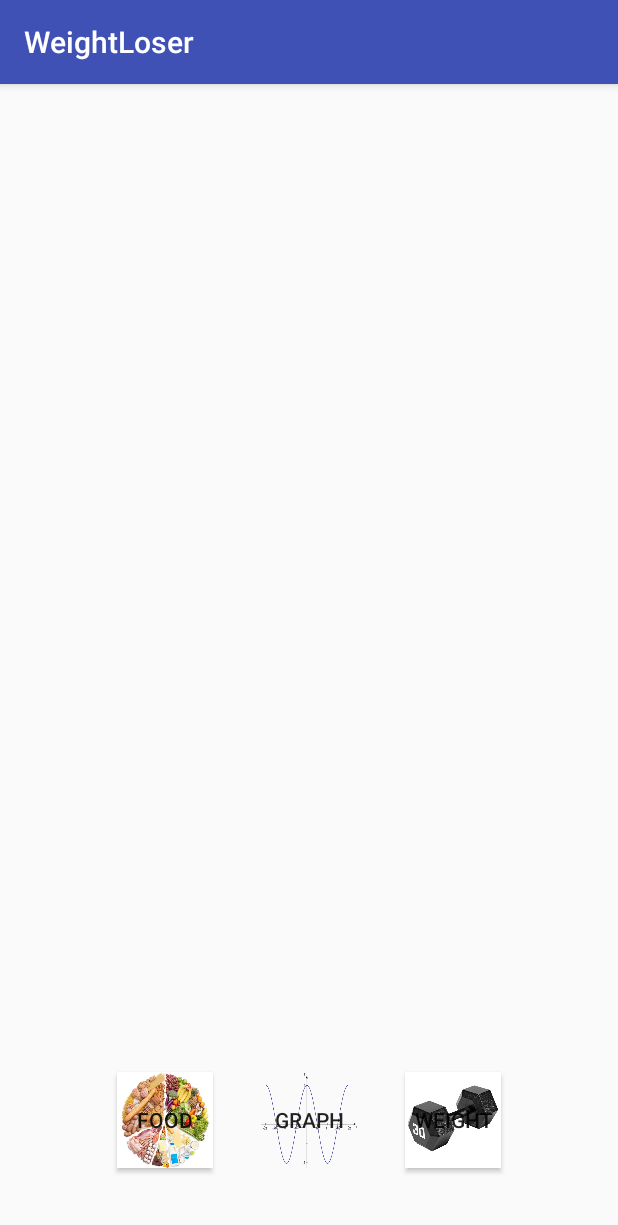
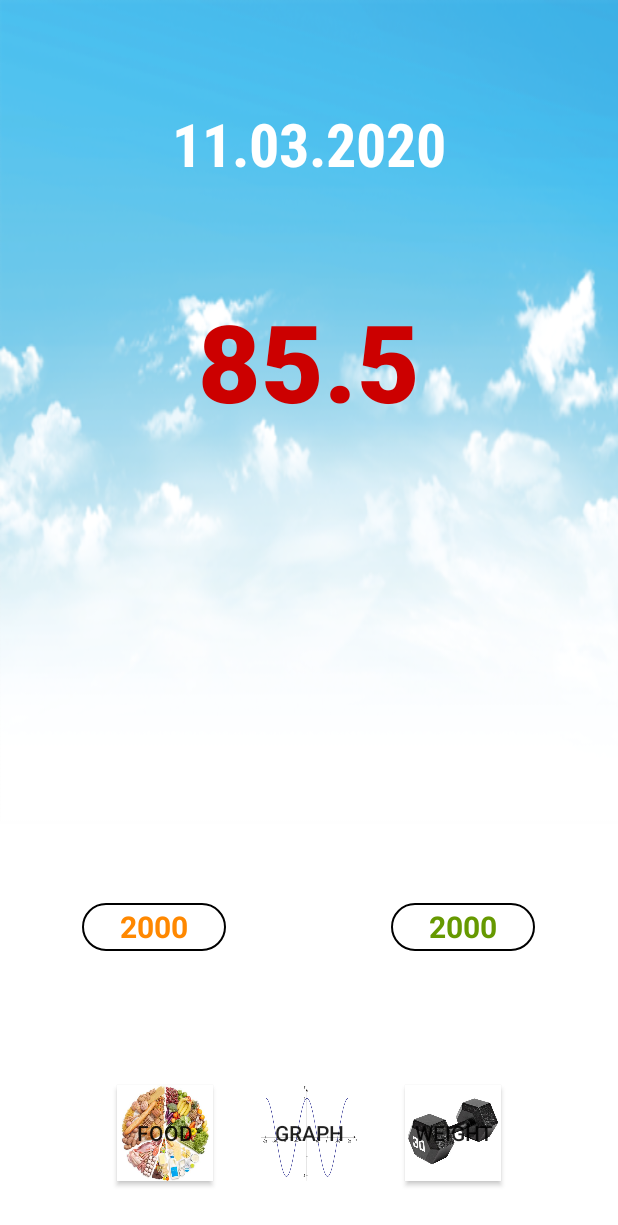
Before and after one commit to stock17/WeightLoser, an Android app: the screen it shows after launch (MainActivity), on a phone screen of 412 x 824 dp. Shown: the top 1225 px of the screen. Run offline under Robolectric (Android 15) with nearby library versions, the phone set to English and light mode, and no system bars; our stand-ins replace ButterKnife.

Commit message:
redesigned the main activity

```diff
--- a/app/src/main/AndroidManifest.xml
+++ b/app/src/main/AndroidManifest.xml
@@ -12,7 +12,6 @@
         <activity android:name=".MainActivity">
             <intent-filter>
                 <action android:name="android.intent.action.MAIN" />
-
                 <category android:name="android.intent.category.LAUNCHER" />
             </intent-filter>
         </activity>
--- /dev/null
+++ b/app/src/main/res/drawable/rounder_corner.xml
@@ -0,0 +1,16 @@
+<?xml version="1.0" encoding="utf-8"?>
+<shape xmlns:android="http://schemas.android.com/apk/res/android" >
+    <stroke
+        android:width="1dp"
+        android:color="@android:color/background_dark" />
+
+    <solid android:color="#ffffff" />
+
+    <padding
+        android:left="1dp"
+        android:right="1dp"
+        android:bottom="1dp"
+        android:top="1dp" />
+
+    <corners android:radius="25dp" />
+</shape>
--- a/app/src/main/res/layout/activity_main.xml
+++ b/app/src/main/res/layout/activity_main.xml
@@ -1,19 +1,99 @@
 <?xml version="1.0" encoding="utf-8"?>
 <LinearLayout xmlns:android="http://schemas.android.com/apk/res/android"
-    xmlns:app="http://schemas.android.com/apk/res-auto"
     xmlns:tools="http://schemas.android.com/tools"
     android:layout_width="match_parent"
     android:layout_height="match_parent"
     android:orientation="vertical"
+
     tools:context="com.yurima.weightloser.MainActivity">
 
-    <LinearLayout
+    <RelativeLayout
+        android:background="@drawable/sky"
         android:layout_width="match_parent"
         android:layout_height="0dp"
         android:layout_weight="4"
-        android:gravity="center"></LinearLayout>
+        >
+
+        <TextView
+            android:id="@+id/textview_date"
+            android:layout_width="256dp"
+            android:layout_height="128dp"
+            android:layout_centerHorizontal="true"
+            android:layout_marginTop="32dp"
+            android:gravity="center"
+            android:text="11.03.2020"
+            android:textColor="@android:color/white"
+            android:textSize="40sp"
+            android:textStyle="bold"
+            android:fontFamily="sans-serif-condensed"
+            />
+
+        <TextView
+            android:id="@+id/textview_weight"
+            android:layout_below="@id/textview_date"
+            android:layout_width="wrap_content"
+            android:layout_height="wrap_content"
+            android:layout_marginTop="32dp"
+            android:layout_centerHorizontal="true"
+            android:fontFamily="sans-serif-black"
+            android:text="85.5"
+            android:textColor="@android:color/holo_red_dark"
+            android:textSize="72sp"
+            android:textStyle="bold" />
+
+    </RelativeLayout>
 
     <LinearLayout
+        android:background="@android:color/white"
+        android:orientation="horizontal"
+        android:layout_width="match_parent"
+        android:layout_height="0dp"
+        android:layout_weight="1"
+        android:gravity="center">
+
+        <FrameLayout
+            android:layout_width="0dp"
+            android:layout_weight="1"
+            android:layout_height="match_parent">
+
+            <TextView
+                android:layout_gravity="center"
+                android:gravity="center"
+                android:layout_width="96dp"
+                android:layout_height="32dp"
+                android:id="@+id/textview_expected"
+                android:text="2000"
+                android:textColor="@android:color/holo_orange_dark"
+                android:textSize="20sp"
+                android:textStyle="bold"
+                android:background="@drawable/rounder_corner"
+                />
+        </FrameLayout>
+
+        <FrameLayout
+            android:layout_width="0dp"
+            android:layout_weight="1"
+            android:layout_height="match_parent">
+
+            <TextView
+                android:layout_gravity="center"
+                android:gravity="center"
+                android:layout_width="96dp"
+                android:layout_height="32dp"
+                android:id="@+id/textview_consumed"
+                android:text="2000"
+                android:textColor="@android:color/holo_green_dark"
+                android:textSize="20sp"
+                android:textStyle="bold"
+                android:background="@drawable/rounder_corner"
+                />
+        </FrameLayout>
+
+
+    </LinearLayout>
+
+    <LinearLayout
+        android:background="@android:color/white"
         android:orientation="horizontal"
         android:layout_width="match_parent"
         android:layout_height="0dp"
--- a/app/src/main/res/values/styles.xml
+++ b/app/src/main/res/values/styles.xml
@@ -1,7 +1,7 @@
 <resources>
 
     <!-- Base application theme. -->
-    <style name="AppTheme" parent="Theme.AppCompat.Light.DarkActionBar">
+    <style name="AppTheme" parent="Theme.AppCompat.Light.NoActionBar">
         <!-- Customize your theme here. -->
         <item name="colorPrimary">@color/colorPrimary</item>
         <item name="colorPrimaryDark">@color/colorPrimaryDark</item>
```
Also changed, not shown: app/src/main/res/drawable/sky.png (added).
